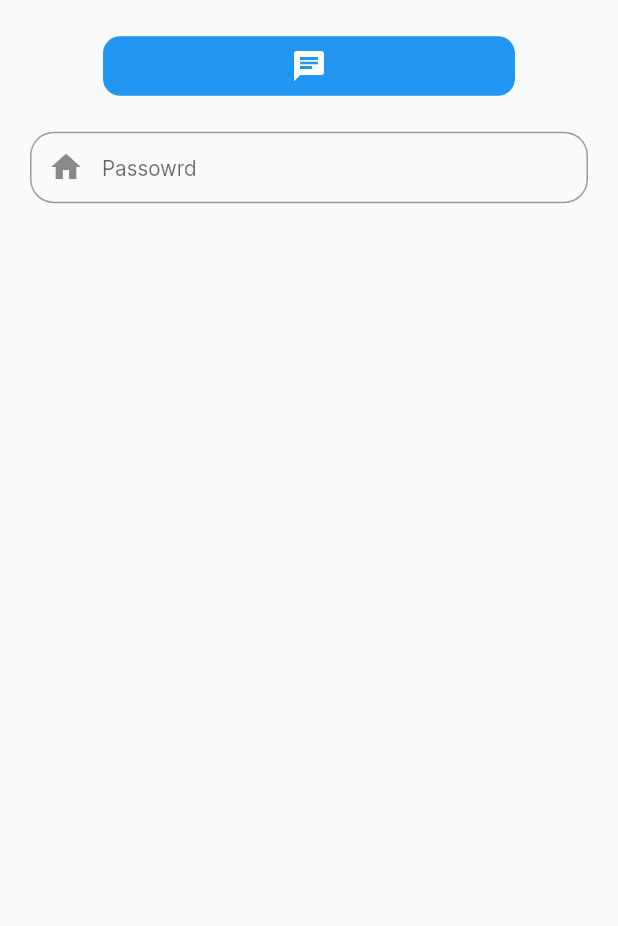
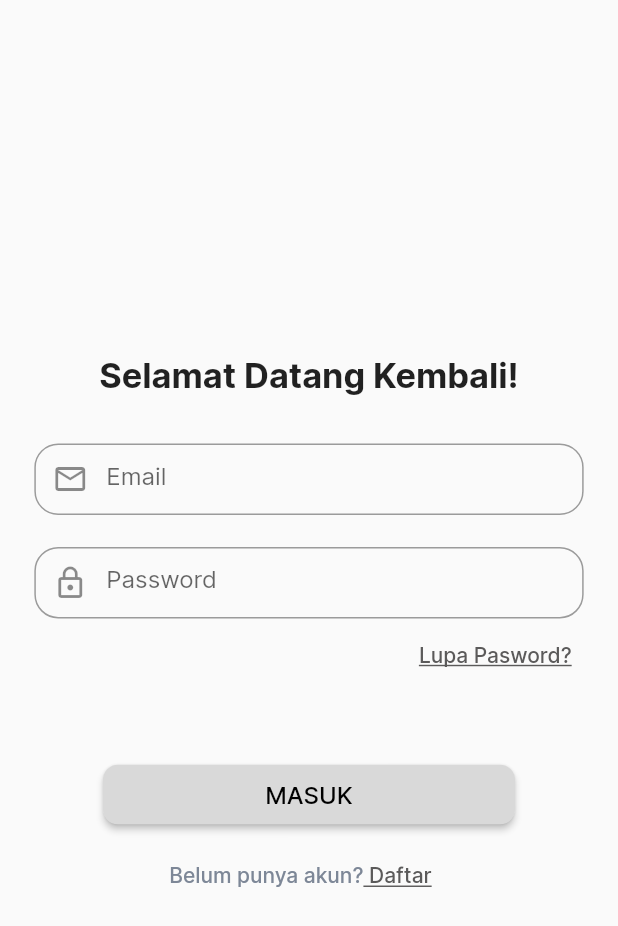
Before and after one commit to Office-Booking-Capstone-Kelompok-8/Office-Booking-Flutter, a Flutter app: the screen it shows after launch, on a phone screen of 412 x 824 dp. Shown: the top 926 px of the screen. Run offline on Flutter 3.47's test engine with Material 2 defaults, Android fonts, the phone set to English and light mode, and no system bars; our stand-ins replace dio, flutter_screenutil.

Commit message:
add login page

```diff
--- a/lib/main.dart
+++ b/lib/main.dart
@@ -2,6 +2,7 @@ import 'package:flutter/material.dart';
 import 'package:flutter/services.dart';
 import 'package:flutter_screenutil/flutter_screenutil.dart';
 import 'package:office_booking_app/provider/navbar_provider.dart';
+import 'package:office_booking_app/screen/login/login_page.dart';
 import 'package:provider/provider.dart';
 
 import 'screen/home/homepage.dart';
@@ -28,8 +29,9 @@ class MyApp extends StatelessWidget {
           title: 'Office Zone',
           routes: {
             '/': (context) => const Homepage(),
+            '/login': (context) => const LoginPage(),
           },
-          initialRoute: '/',
+          initialRoute: '/login',
           theme: ThemeData(
             fontFamily: 'Inter',
             primarySwatch: Colors.blue,
--- /dev/null
+++ b/lib/screen/login/login_page.dart
@@ -0,0 +1,145 @@
+import 'package:flutter/material.dart';
+import 'package:flutter_screenutil/flutter_screenutil.dart';
+
+class LoginPage extends StatefulWidget {
+  const LoginPage({super.key});
+
+  @override
+  State<LoginPage> createState() => _LoginPageState();
+}
+
+class _LoginPageState extends State<LoginPage> {
+  late TextEditingController _emailController;
+  late TextEditingController _passwordController;
+  final formKey = GlobalKey<FormState>();
+
+  @override
+  void initState() {
+    _emailController = TextEditingController();
+    _passwordController = TextEditingController();
+    super.initState();
+  }
+
+  @override
+  Widget build(BuildContext context) {
+    return Scaffold(
+      body: Center(
+          child: SingleChildScrollView(
+              child: Form(
+        child: Container(
+          margin: EdgeInsets.symmetric(horizontal: 10.w),
+          child: Column(
+            children: [
+              Padding(
+                padding: EdgeInsets.all(20.h),
+                child: Text(
+                  'Selamat Datang Kembali!',
+                  style:
+                      TextStyle(fontSize: 20.sp, fontWeight: FontWeight.bold),
+                ),
+              ),
+              Container(
+                height: 48.h,
+                margin: EdgeInsets.all(10.w),
+                child: TextFormField(
+                  controller: _emailController,
+                  textInputAction: TextInputAction.next,
+                  keyboardType: TextInputType.emailAddress,
+                  decoration: InputDecoration(
+                    hintText: 'Email',
+                    prefixIcon: const Icon(Icons.mail_outline),
+                    border: OutlineInputBorder(
+                      borderRadius: BorderRadius.circular(16.r),
+                      borderSide: const BorderSide(
+                        width: 1,
+                        color: Color(0xFF0012B0),
+                      ),
+                    ),
+                  ),
+                ),
+              ),
+              Container(
+                height: 48.h,
+                margin: EdgeInsets.fromLTRB(10.w, 10.h, 10.w, 0),
+                child: TextFormField(
+                  controller: _passwordController,
+                  textInputAction: TextInputAction.done,
+                  obscureText: true,
+                  decoration: InputDecoration(
+                    hintText: 'Password',
+                    prefixIcon: const Icon(Icons.lock_outline),
+                    border: OutlineInputBorder(
+                      borderRadius: BorderRadius.circular(16.r),
+                      borderSide: const BorderSide(
+                        width: 1,
+                        color: Color(0xFF0012B0),
+                      ),
+                    ),
+                  ),
+                ),
+              ),
+              Row(
+                mainAxisAlignment: MainAxisAlignment.end,
+                children: [
+                  Container(
+                    padding: EdgeInsets.only(right: 10.w),
+                    child: TextButton(
+                      onPressed: () {},
+                      child: const Text(
+                        'Lupa Pasword?',
+                        style: TextStyle(
+                            decoration: TextDecoration.underline,
+                            color: Color(0xFF5B5A5A)),
+                      ),
+                    ),
+                  ),
+                ],
+              ),
+              SizedBox(
+                height: 50.h,
+              ),
+              SizedBox(
+                width: 240.w,
+                height: 40.h,
+                child: ElevatedButton(
+                  style: ButtonStyle(
+                      backgroundColor:
+                          MaterialStateProperty.all(const Color(0xFFD9D9D9)),
+                      shape: MaterialStatePropertyAll<RoundedRectangleBorder>(
+                          RoundedRectangleBorder(
+                              borderRadius: BorderRadius.circular(10.r)))),
+                  onPressed: () {},
+                  child: Text(
+                    'MASUK',
+                    style: TextStyle(fontSize: 14.sp, color: Colors.black),
+                  ),
+                ),
+              ),
+              Container(
+                padding: EdgeInsets.only(right: 10.w, top: 10.h),
+                child: TextButton(
+                  onPressed: () {},
+                  child: Row(
+                    mainAxisAlignment: MainAxisAlignment.center,
+                    children: const [
+                      Text(
+                        'Belum punya akun?',
+                        style: TextStyle(color: Color(0xFF7D8797)),
+                      ),
+                      Text(
+                        ' Daftar',
+                        style: TextStyle(
+                            decoration: TextDecoration.underline,
+                            color: Color(0xFF5B5A5A)),
+                      ),
+                    ],
+                  ),
+                ),
+              ),
+            ],
+          ),
+        ),
+      ))),
+    );
+  }
+}
```
